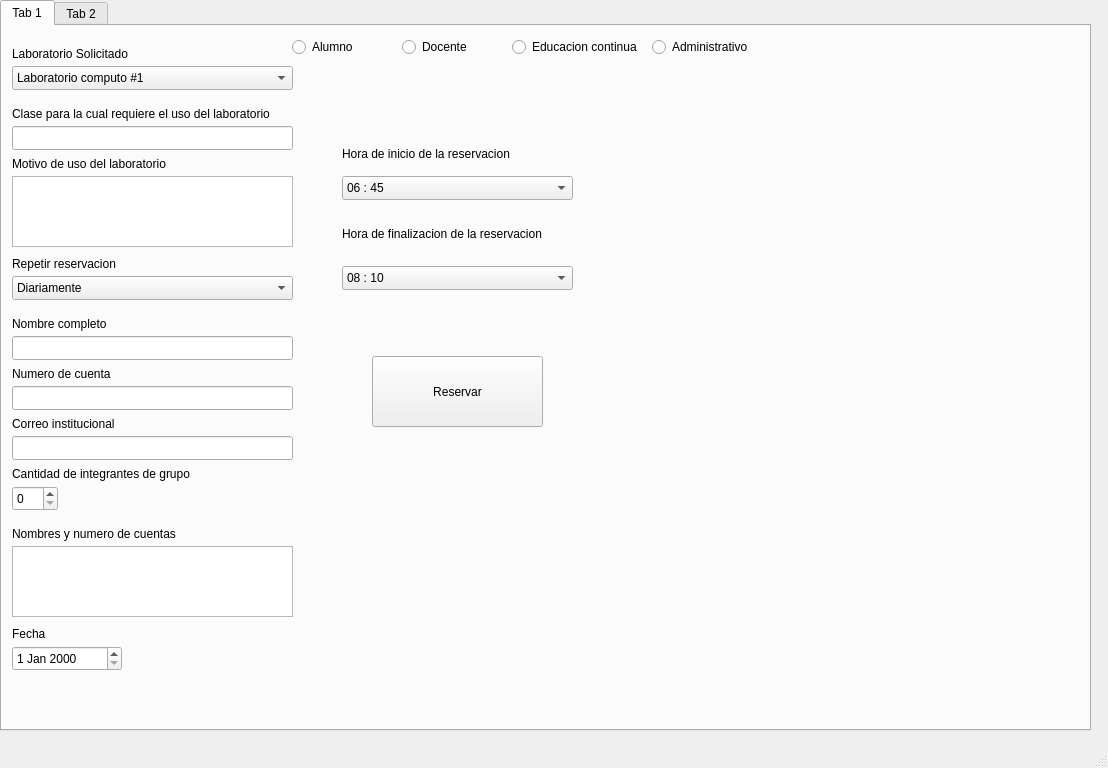
First picture: the form in Proyecto_Lab/cframe.ui, repository DavidZelaya12/Proyecto_lab_Progra_III, before the edit.
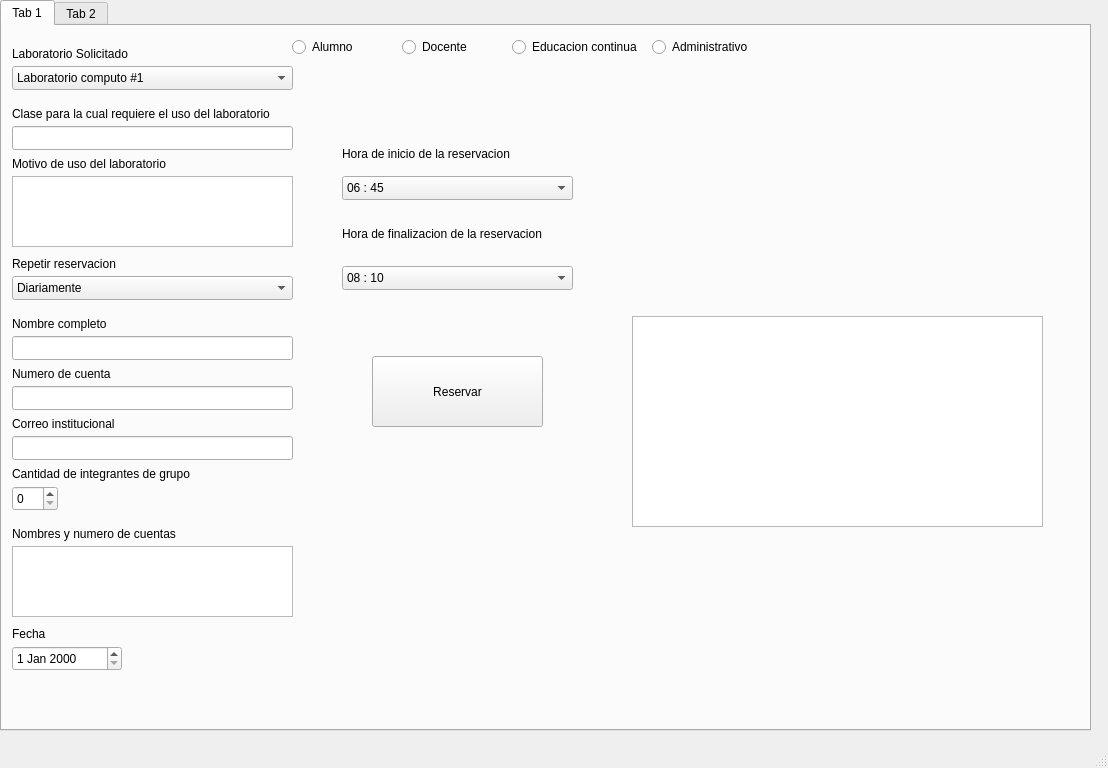
Second picture: the form after the edit.

Diff of the .ui file:
```diff
--- a/Proyecto_Lab/cframe.ui
+++ b/Proyecto_Lab/cframe.ui
@@ -571,6 +571,16 @@
        <string>Reservar</string>
       </property>
      </widget>
+     <widget class="QTextEdit" name="mostrar">
+      <property name="geometry">
+       <rect>
+        <x>630</x>
+        <y>290</y>
+        <width>411</width>
+        <height>211</height>
+       </rect>
+      </property>
+     </widget>
     </widget>
     <widget class="QWidget" name="tab_2">
      <attribute name="title">
```
Left out of the diff: 6 changed lines with no effect on the pictures.
